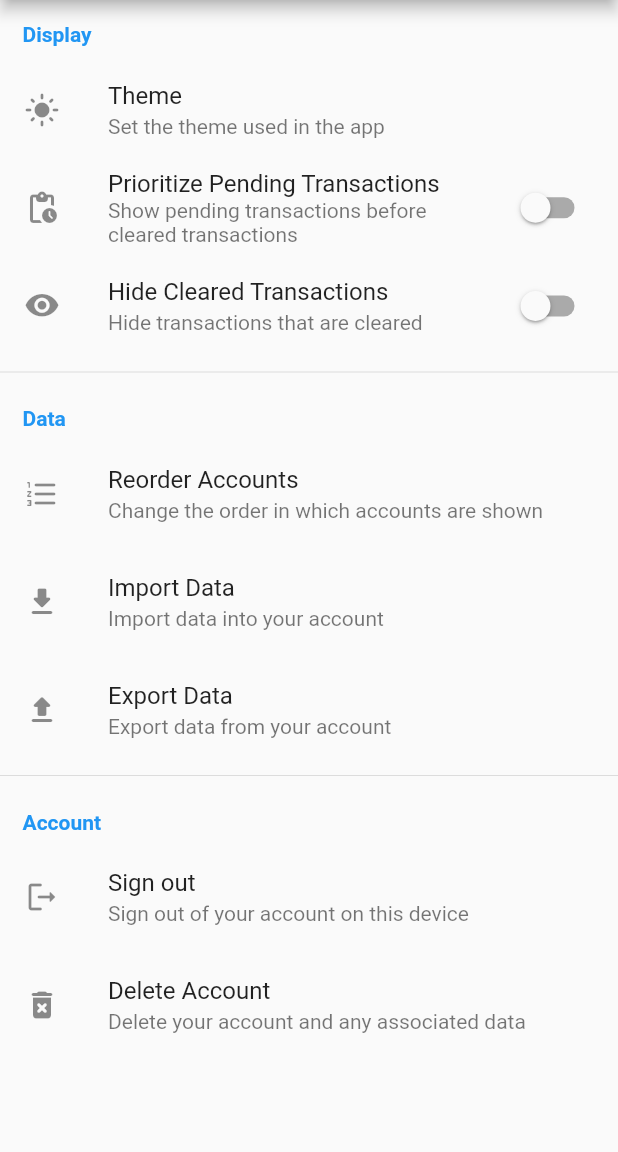
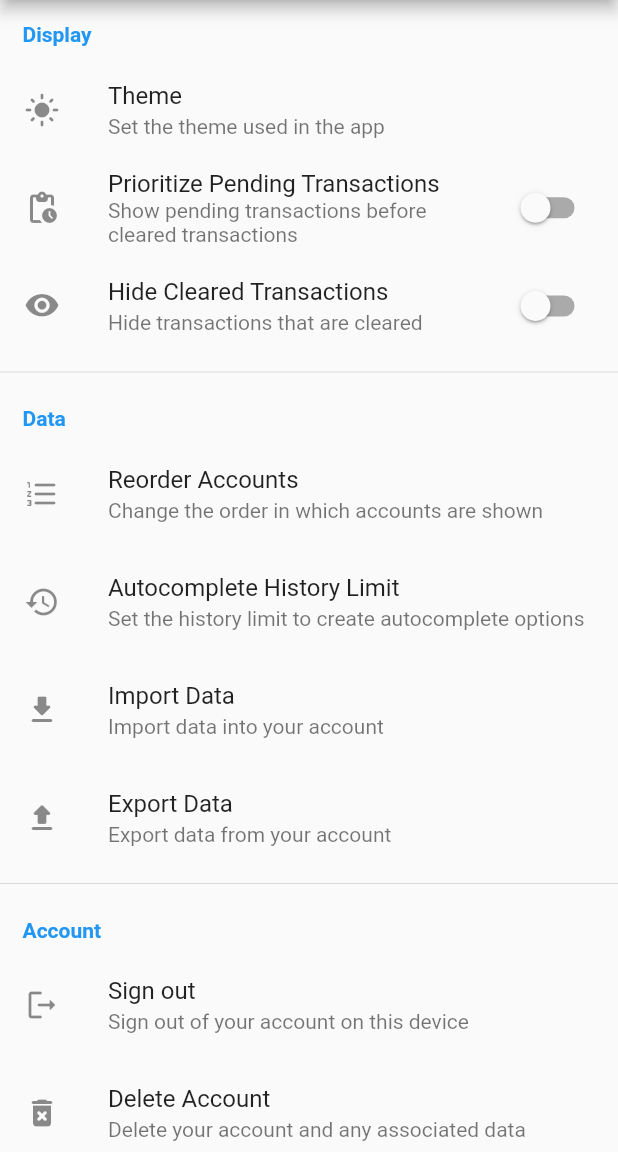
Before and after one commit to DKambich/Stabill, a Flutter app: the SettingsPage screen opened directly, after a tap on "Reorder Accounts", on a phone screen of 412 x 824 dp, the part 84-1236 px from its top. Run offline on Flutter 3.47's test engine with Material 2 defaults, Android fonts, the phone set to English and light mode, and no system bars; our stand-ins replace auto_size_text, cloud_firestore, csv, file_picker, firebase_auth, firebase_core and 7 more; missing offline and left inert: dart:html; accounts and stored records are empty.

Commit message:
Add customized autocomplete history length

```diff
--- a/stabill/lib/pages/settings_page.dart
+++ b/stabill/lib/pages/settings_page.dart
@@ -14,6 +14,7 @@ import 'package:stabill/utilities/mobile_download.dart'
     as downloader;
 import 'package:stabill/widgets/dialogs/confirm_dialog.dart';
 import 'package:stabill/widgets/dialogs/delete_account_dialog.dart';
+import 'package:stabill/widgets/dialogs/history_limit_picker.dart';
 import 'package:stabill/widgets/dialogs/theme_picker.dart';
 
 class SettingsPage extends StatefulWidget {
@@ -35,6 +36,8 @@ class _SettingsPageState extends State<SettingsPage> {
     final bool prioritizePending =
         context.watch<PreferenceProvider>().prioritizePending;
     final bool hideCleared = context.watch<PreferenceProvider>().hideCleared;
+    final int historyLimit =
+        context.watch<PreferenceProvider>().autocompleteHistoryLimit;
     return Scaffold(
       appBar: AppBar(
         title: const Text("Settings"),
@@ -128,6 +131,17 @@ class _SettingsPageState extends State<SettingsPage> {
             ListTile(
               leading: Column(
                 mainAxisAlignment: MainAxisAlignment.center,
+                children: const [Icon(Icons.history)],
+              ),
+              title: const Text("Autocomplete History Limit"),
+              subtitle: const Text(
+                "Set the history limit to create autocomplete options",
+              ),
+              onTap: () => historyLimitSetting(historyLimit),
+            ),
+            ListTile(
+              leading: Column(
+                mainAxisAlignment: MainAxisAlignment.center,
                 children: const [Icon(Icons.file_download_rounded)],
               ),
               title: const Text("Import Data"),
@@ -210,6 +224,13 @@ class _SettingsPageState extends State<SettingsPage> {
     context.read<PreferenceProvider>().setHideCleared(hideCleared);
   }
 
+  Future<void> historyLimitSetting(int currentLimit) async {
+    final PreferenceProvider preferenceProvider =
+        context.read<PreferenceProvider>();
+    final int newLimit = await HistoryLimitPicker.show(context, currentLimit);
+    preferenceProvider.setAutocompleteHistoryLimit(newLimit);
+  }
+
   Future<void> importData() async {
     try {
       final FilePickerResult? result = await FilePicker.platform.pickFiles(
--- a/stabill/lib/providers/preference_provider.dart
+++ b/stabill/lib/providers/preference_provider.dart
@@ -10,7 +10,8 @@ class PreferenceProvider extends ChangeNotifier {
   late bool hideClearedPreference;
   final String key4 = "accountOrder";
   late List<String> accountOrderPreference;
-
+  final String key5 = "autocompleteHistoryLimit";
+  late int autocompleteHistoryLimit;
   SharedPreferences? _preferences;
 
   ThemeMode get themeMode => mode;
@@ -23,6 +24,7 @@ class PreferenceProvider extends ChangeNotifier {
     pendingPreference = false;
     hideClearedPreference = false;
     accountOrderPreference = [];
+    autocompleteHistoryLimit = 50;
     _loadFromPrefs();
   }
 
@@ -51,6 +53,12 @@ class PreferenceProvider extends ChangeNotifier {
     accountOrderPreference = accountOrder;
     _initPrefs()
         .then((value) => _preferences!.setStringList(key4, accountOrder));
+    notifyListeners();
+  }
+
+  void setAutocompleteHistoryLimit(int historyLimit) {
+    autocompleteHistoryLimit = historyLimit;
+    _initPrefs().then((value) => _preferences!.setInt(key5, historyLimit));
     notifyListeners();
   }
 
@@ -99,6 +107,8 @@ class PreferenceProvider extends ChangeNotifier {
     pendingPreference = _preferences!.getBool(key2) ?? false;
     hideClearedPreference = _preferences!.getBool(key3) ?? false;
     accountOrderPreference = _preferences!.getStringList(key4) ?? [];
+    autocompleteHistoryLimit = _preferences!.getInt(key5) ?? 50;
+
     notifyListeners();
   }
 }
```
Also changed, not shown: stabill/lib/pages/transaction_form_page.dart (+5 -2 lines), stabill/lib/widgets/dialogs/history_limit_picker.dart (added, +69 -0 lines).
